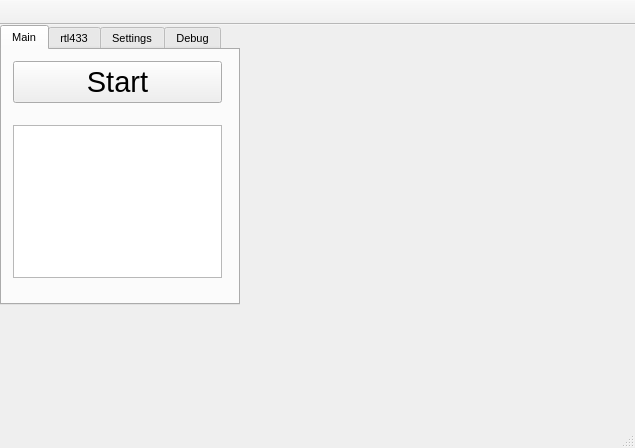
rfilipovich/pressure_sniffer, file mainwindow.ui: the form before one commit.
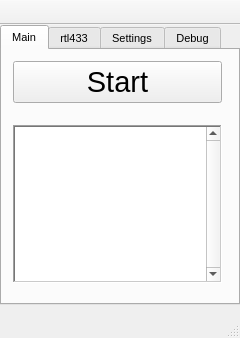
The form after the commit.

Commit message: add saving TPMS to the list (not worked for the other types), and some small fixes

Patch:
```diff
--- a/mainwindow.ui
+++ b/mainwindow.ui
@@ -6,8 +6,8 @@
    <rect>
     <x>0</x>
     <y>0</y>
-    <width>635</width>
-    <height>448</height>
+    <width>240</width>
+    <height>338</height>
    </rect>
   </property>
   <property name="sizePolicy">
@@ -73,7 +73,7 @@
         <x>0</x>
         <y>0</y>
         <width>231</width>
-        <height>241</height>
+        <height>251</height>
        </rect>
       </property>
       <layout class="QVBoxLayout" name="verticalLayout_2">
@@ -104,7 +104,28 @@
         </widget>
        </item>
        <item>
-        <widget class="QTableWidget" name="tableWidgetMainOutput"/>
+        <widget class="QListWidget" name="listWidgetMainTable">
+         <property name="font">
+          <font>
+           <pointsize>7</pointsize>
+          </font>
+         </property>
+         <property name="contextMenuPolicy">
+          <enum>Qt::NoContextMenu</enum>
+         </property>
+         <property name="autoFillBackground">
+          <bool>true</bool>
+         </property>
+         <property name="frameShape">
+          <enum>QFrame::WinPanel</enum>
+         </property>
+         <property name="verticalScrollBarPolicy">
+          <enum>Qt::ScrollBarAlwaysOn</enum>
+         </property>
+         <property name="selectionMode">
+          <enum>QAbstractItemView::SingleSelection</enum>
+         </property>
+        </widget>
        </item>
        <item>
         <spacer name="verticalSpacer">
```
The commit also changes 2 other files.
